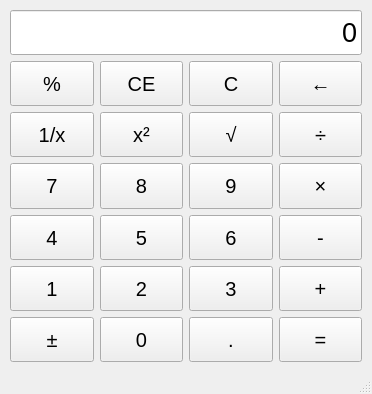
First picture: the form in mainwindow.ui, repository themiss0/qt_exp_1, before the edit.
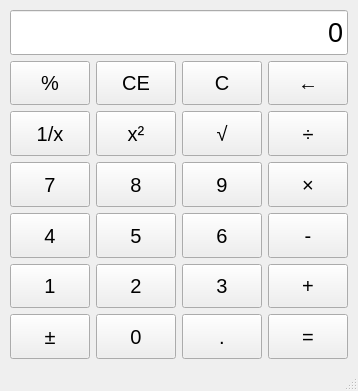
Second picture: the form after the edit.

Commit message: 最后修改了一下样式表和状态栏的使用 封库交作业咯

```diff
--- a/mainwindow.ui
+++ b/mainwindow.ui
@@ -6,8 +6,8 @@
    <rect>
     <x>0</x>
     <y>0</y>
-    <width>372</width>
-    <height>394</height>
+    <width>358</width>
+    <height>391</height>
    </rect>
   </property>
   <property name="windowTitle">
```
The commit also changes 2 other files.
